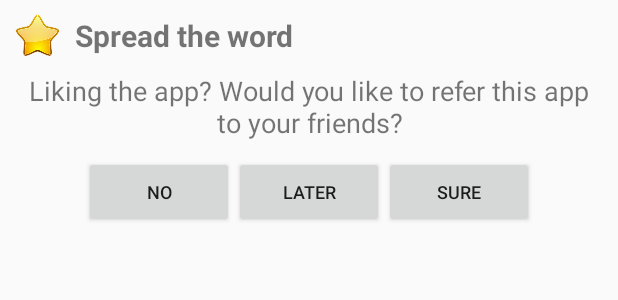
After one commit to Ekaanth/LearnKannada_KannadaKali, an Android app: the layout refer_friends_layout.xml on its own in the app's theme, with its tools: preview values and no code run, on a phone screen of 412 x 824 dp. The commit adds this screen. Shown: the top 300 px of the screen. Run offline under Robolectric (Android 15) with nearby library versions, the phone set to English and light mode, and no system bars.

Commit message:
added ReferFriends alert dialog

```diff
--- a/app/src/main/java/app/learnkannada/com/learnkannadakannadakali/DayActivity.java
+++ b/app/src/main/java/app/learnkannada/com/learnkannadakannadakali/DayActivity.java
@@ -29,6 +29,7 @@ public class DayActivity extends AppCompatActivity {
         recyclerView = (RecyclerView) findViewById(R.id.recyclerViewID);
 
         AppRater.app_launched(this);
+        ReferFriends.app_launched(this);
 
         layoutManager = new LinearLayoutManager(this);
         recyclerView.setLayoutManager(layoutManager);
--- /dev/null
+++ b/app/src/main/res/layout/refer_friends_layout.xml
@@ -0,0 +1,82 @@
+<?xml version="1.0" encoding="utf-8"?>
+<RelativeLayout
+    xmlns:android="http://schemas.android.com/apk/res/android"
+    android:layout_width="match_parent"
+    android:layout_height="match_parent">
+
+    <LinearLayout
+        android:id="@+id/titleLayoutID"
+        android:orientation="horizontal"
+        android:layout_width="wrap_content"
+        android:layout_height="wrap_content">
+
+        <ImageView
+            android:layout_width="30dp"
+            android:layout_height="30dp"
+            android:src="@drawable/rateapp"
+            android:layout_marginTop="8dp"
+            android:layout_marginStart="10dp"/>
+
+        <TextView
+            android:id="@+id/titleRateID"
+            android:text="Spread the word"
+            android:textSize="20sp"
+            android:layout_marginTop="10dp"
+            android:layout_marginStart="10dp"
+            android:textStyle="bold"
+            android:layout_width="wrap_content"
+            android:layout_height="wrap_content" />
+
+    </LinearLayout>
+
+
+    <LinearLayout
+        android:layout_below="@id/titleLayoutID"
+        android:orientation="vertical"
+        android:layout_marginBottom="10dp"
+        android:layout_width="match_parent"
+        android:layout_height="wrap_content">
+
+        <TextView
+            android:id="@+id/rateTextID"
+            android:text="@string/referFriends"
+            android:layout_gravity="center"
+            android:textAlignment="center"
+            android:layout_marginTop="20dp"
+            android:textSize="18sp"
+            android:layout_margin="10dp"
+            android:layout_width="wrap_content"
+            android:layout_height="wrap_content" />
+
+        <LinearLayout
+            android:orientation="horizontal"
+            android:layout_gravity="center"
+            android:layout_width="wrap_content"
+            android:layout_height="wrap_content">
+
+            <Button
+                android:id="@+id/noID"
+                android:text="@string/no"
+                android:layout_width="100dp"
+                android:textSize="12sp"
+                android:layout_height="wrap_content" />
+
+            <Button
+                android:id="@+id/laterID"
+                android:text="@string/later"
+                android:textSize="12sp"
+                android:layout_width="100dp"
+                android:layout_height="wrap_content" />
+
+            <Button
+                android:id="@+id/sureID"
+                android:text="@string/sure"
+                android:textSize="12sp"
+                android:layout_width="100dp"
+                android:layout_height="wrap_content" />
+
+        </LinearLayout>
+
+    </LinearLayout>
+
+</RelativeLayout>
--- a/app/src/main/res/values/strings.xml
+++ b/app/src/main/res/values/strings.xml
@@ -904,5 +904,9 @@
     <string name="neverAsk">Never Ask again</string>
     <string name="remindLater">Remind me later</string>
     <string name="rateNow">Rate app Now</string>
+    <string name="referFriends">Liking the app? Would you like to refer this app to your friends?</string>
+    <string name="sure">Sure</string>
+    <string name="later">Later</string>
+    <string name="no">No</string>
 
 </resources>
```
Also changed, not shown: app/src/main/java/app/learnkannada/com/learnkannadakannadakali/ChooseCourseActivity.java (+0 -27 lines), app/src/main/java/app/learnkannada/com/learnkannadakannadakali/ReferFriends.java (renamed from app/src/main/java/app/learnkannada/com/learnkannadakannadakali/AppRater.java, +27 -19 lines).
